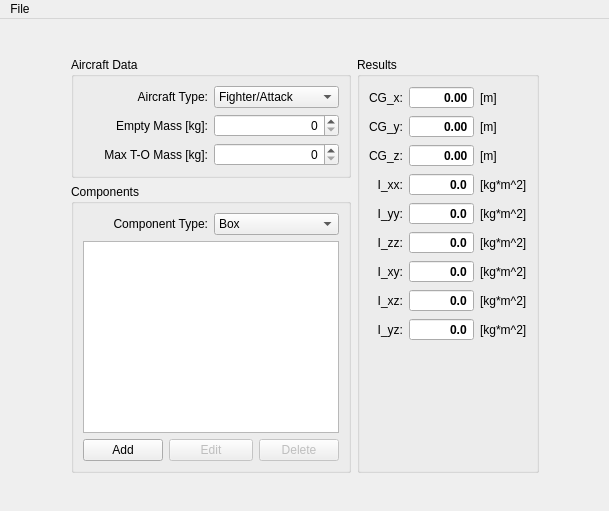
Qt form mscsim-mass/src/gui/MainWindow.ui (marek-cel/mscsim-tools) before a commit.
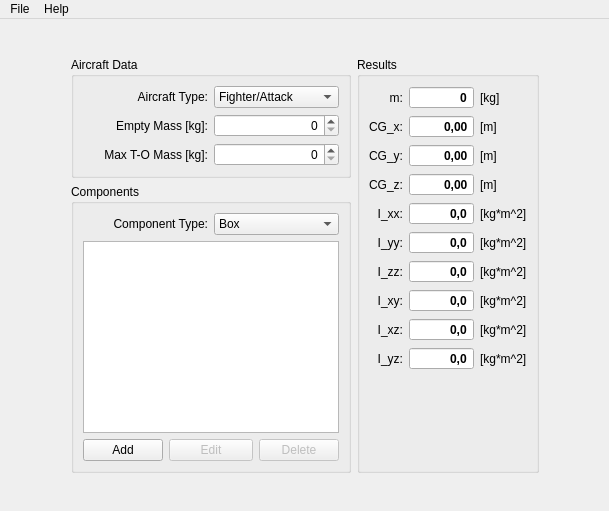
The same form after that commit.

What changed in the file:
```diff
--- a/mscsim-mass/src/gui/MainWindow.ui
+++ b/mscsim-mass/src/gui/MainWindow.ui
@@ -14,7 +14,7 @@
    <string>MScSim-Mass</string>
   </property>
   <property name="locale">
-   <locale language="English" country="UnitedStates"/>
+   <locale language="Polish" country="Poland"/>
   </property>
   <property name="dockOptions">
    <set>QMainWindow::AllowNestedDocks|QMainWindow::AllowTabbedDocks|QMainWindow::AnimatedDocks</set>
@@ -180,6 +180,11 @@
               <string>Fuselage</string>
              </property>
             </item>
+            <item>
+             <property name="text">
+              <string>Wing</string>
+             </property>
+            </item>
            </widget>
           </item>
           <item row="1" column="0" colspan="4">
@@ -221,18 +226,8 @@
           <string>Results</string>
          </property>
          <layout class="QGridLayout" name="gridLayout_4">
-          <item row="0" column="0">
-           <widget class="QLabel" name="label_CG_X">
-            <property name="text">
-             <string>CG_x:</string>
-            </property>
-            <property name="alignment">
-             <set>Qt::AlignRight|Qt::AlignTrailing|Qt::AlignVCenter</set>
-            </property>
-           </widget>
-          </item>
-          <item row="0" column="1">
-           <widget class="QDoubleSpinBox" name="spinBox_CG_X">
+          <item row="4" column="1">
+           <widget class="QDoubleSpinBox" name="spinBox_I_XX">
             <property name="font">
              <font>
               <weight>75</weight>
@@ -251,22 +246,18 @@
             <property name="buttonSymbols">
              <enum>QAbstractSpinBox::NoButtons</enum>
             </property>
+            <property name="decimals">
+             <number>1</number>
+            </property>
             <property name="minimum">
-             <double>-99.989999999999995</double>
+             <double>0.000000000000000</double>
             </property>
-           </widget>
-          </item>
-          <item row="0" column="2">
-           <widget class="QLabel" name="labelUnit_CG_X">
-            <property name="text">
-             <string>[m]</string>
+            <property name="maximum">
+             <double>1000000.000000000000000</double>
             </property>
-            <property name="alignment">
-             <set>Qt::AlignLeading|Qt::AlignLeft|Qt::AlignVCenter</set>
-            </property>
            </widget>
           </item>
-          <item row="1" column="0">
+          <item row="2" column="0">
            <widget class="QLabel" name="label_CG_Y">
             <property name="text">
              <string>CG_y:</string>
@@ -276,7 +267,89 @@
             </property>
            </widget>
           </item>
-          <item row="1" column="1">
+          <item row="9" column="0">
+           <widget class="QLabel" name="label_I_YZ">
+            <property name="text">
+             <string>I_yz:</string>
+            </property>
+            <property name="alignment">
+             <set>Qt::AlignRight|Qt::AlignTrailing|Qt::AlignVCenter</set>
+            </property>
+           </widget>
+          </item>
+          <item row="4" column="0">
+           <widget class="QLabel" name="label_I_XX">
+            <property name="text">
+             <string>I_xx:</string>
+            </property>
+            <property name="alignment">
+             <set>Qt::AlignRight|Qt::AlignTrailing|Qt::AlignVCenter</set>
+            </property>
+           </widget>
+          </item>
+          <item row="8" column="1">
+           <widget class="QDoubleSpinBox" name="spinBox_I_XZ">
+            <property name="font">
+             <font>
+              <weight>75</weight>
+              <bold>true</bold>
+             </font>
+            </property>
+            <property name="focusPolicy">
+             <enum>Qt::NoFocus</enum>
+            </property>
+            <property name="alignment">
+             <set>Qt::AlignRight|Qt::AlignTrailing|Qt::AlignVCenter</set>
+            </property>
+            <property name="readOnly">
+             <bool>true</bool>
+            </property>
+            <property name="buttonSymbols">
+             <enum>QAbstractSpinBox::NoButtons</enum>
+            </property>
+            <property name="decimals">
+             <number>1</number>
+            </property>
+            <property name="minimum">
+             <double>-1000000.000000000000000</double>
+            </property>
+            <property name="maximum">
+             <double>1000000.000000000000000</double>
+            </property>
+           </widget>
+          </item>
+          <item row="9" column="1">
+           <widget class="QDoubleSpinBox" name="spinBox_I_YZ">
+            <property name="font">
+             <font>
+              <weight>75</weight>
+              <bold>true</bold>
+             </font>
+            </property>
+            <property name="focusPolicy">
+             <enum>Qt::NoFocus</enum>
+            </property>
+            <property name="alignment">
+             <set>Qt::AlignRight|Qt::AlignTrailing|Qt::AlignVCenter</set>
+            </property>
+            <property name="readOnly">
+             <bool>true</bool>
+            </property>
+            <property name="buttonSymbols">
+             <enum>QAbstractSpinBox::NoButtons</enum>
+            </property>
+            <property name="decimals">
+             <number>1</number>
+            </property>
+            <property name="minimum">
+             <double>-1000000.000000000000000</double>
+            </property>
+            <property name="maximum">
+             <double>1000000.000000000000000</double>
+            </property>
+           </widget>
+          </item>
+          <item row="2" column="1">
            <widget class="QDoubleSpinBox" name="spinBox_CG_Y">
             <property name="font">
              <font>
@@ -301,8 +374,69 @@
             </property>
            </widget>
           </item>
+          <item row="7" column="0">
+           <widget class="QLabel" name="label_I_XY">
+            <property name="text">
+             <string>I_xy:</string>
+            </property>
+            <property name="alignment">
+             <set>Qt::AlignRight|Qt::AlignTrailing|Qt::AlignVCenter</set>
+            </property>
+           </widget>
+          </item>
+          <item row="8" column="0">
+           <widget class="QLabel" name="label_I_XZ">
+            <property name="text">
+             <string>I_xz:</string>
+            </property>
+            <property name="alignment">
+             <set>Qt::AlignRight|Qt::AlignTrailing|Qt::AlignVCenter</set>
+            </property>
+           </widget>
+          </item>
+          <item row="7" column="1">
+           <widget class="QDoubleSpinBox" name="spinBox_I_XY">
+            <property name="font">
+             <font>
+              <weight>75</weight>
+              <bold>true</bold>
+             </font>
+            </property>
+            <property name="focusPolicy">
+             <enum>Qt::NoFocus</enum>
+            </property>
+            <property name="alignment">
+             <set>Qt::AlignRight|Qt::AlignTrailing|Qt::AlignVCenter</set>
+            </property>
+            <property name="readOnly">
+             <bool>true</bool>
+            </property>
+            <property name="buttonSymbols">
+             <enum>QAbstractSpinBox::NoButtons</enum>
+            </property>
+            <property name="decimals">
+             <number>1</number>
+            </property>
+            <property name="minimum">
+             <double>-1000000.000000000000000</double>
+            </property>
+            <property name="maximum">
+             <double>1000000.000000000000000</double>
+            </property>
+           </widget>
+          </item>
+          <item row="1" column="0">
+           <widget class="QLabel" name="label_CG_X">
+            <property name="text">
+             <string>CG_x:</string>
+            </property>
+            <property name="alignment">
+             <set>Qt::AlignRight|Qt::AlignTrailing|Qt::AlignVCenter</set>
+            </property>
+           </widget>
+          </item>
           <item row="1" column="2">
-           <widget class="QLabel" name="labelUnit_CG_Y">
+           <widget class="QLabel" name="labelUnit_CG_X">
             <property name="text">
              <string>[m]</string>
             </property>
@@ -311,7 +445,7 @@
             </property>
            </widget>
           </item>
-          <item row="2" column="0">
+          <item row="3" column="0">
            <widget class="QLabel" name="label_CG_Z">
             <property name="text">
              <string>CG_z:</string>
@@ -321,33 +455,18 @@
             </property>
            </widget>
           </item>
-          <item row="2" column="1">
-           <widget class="QDoubleSpinBox" name="spinBox_CG_Z">
-            <property name="font">
-             <font>
-              <weight>75</weight>
-              <bold>true</bold>
-             </font>
-            </property>
-            <property name="focusPolicy">
-             <enum>Qt::NoFocus</enum>
+          <item row="8" column="2">
+           <widget class="QLabel" name="labelUnit_I_XZ">
+            <property name="text">
+             <string>[kg*m^2]</string>
             </property>
             <property name="alignment">
-             <set>Qt::AlignRight|Qt::AlignTrailing|Qt::AlignVCenter</set>
-            </property>
-            <property name="readOnly">
-             <bool>true</bool>
-            </property>
-            <property name="buttonSymbols">
-             <enum>QAbstractSpinBox::NoButtons</enum>
-            </property>
-            <property name="minimum">
-             <double>-99.989999999999995</double>
+             <set>Qt::AlignLeading|Qt::AlignLeft|Qt::AlignVCenter</set>
             </property>
            </widget>
           </item>
           <item row="2" column="2">
-           <widget class="QLabel" name="labelUnit_CG_Z">
+           <widget class="QLabel" name="labelUnit_CG_Y">
             <property name="text">
              <string>[m]</string>
             </property>
@@ -356,18 +475,8 @@
             </property>
            </widget>
           </item>
-          <item row="3" column="0">
-           <widget class="QLabel" name="label_I_XX">
-            <property name="text">
-             <string>I_xx:</string>
-            </property>
-            <property name="alignment">
-             <set>Qt::AlignRight|Qt::AlignTrailing|Qt::AlignVCenter</set>
-            </property>
-           </widget>
-          </item>
-          <item row="3" column="1">
-           <widget class="QDoubleSpinBox" name="spinBox_I_XX">
+          <item row="6" column="1">
+           <widget class="QDoubleSpinBox" name="spinBox_I_ZZ">
             <property name="font">
              <font>
               <weight>75</weight>
@@ -398,27 +507,17 @@
            </widget>
           </item>
           <item row="3" column="2">
-           <widget class="QLabel" name="labelUnit_I_XX">
+           <widget class="QLabel" name="labelUnit_CG_Z">
             <property name="text">
-             <string>[kg*m^2]</string>
+             <string>[m]</string>
             </property>
             <property name="alignment">
              <set>Qt::AlignLeading|Qt::AlignLeft|Qt::AlignVCenter</set>
             </property>
            </widget>
           </item>
-          <item row="4" column="0">
-           <widget class="QLabel" name="label_I_YY">
-            <property name="text">
-             <string>I_yy:</string>
-            </property>
-            <property name="alignment">
-             <set>Qt::AlignRight|Qt::AlignTrailing|Qt::AlignVCenter</set>
-            </property>
-           </widget>
-          </item>
-          <item row="4" column="1">
-           <widget class="QDoubleSpinBox" name="spinBox_I_YY">
+          <item row="1" column="1">
+           <widget class="QDoubleSpinBox" name="spinBox_CG_X">
             <property name="font">
              <font>
               <weight>75</weight>
@@ -437,18 +536,12 @@
             <property name="buttonSymbols">
              <enum>QAbstractSpinBox::NoButtons</enum>
             </property>
-            <property name="decimals">
-             <number>1</number>
-            </property>
             <property name="minimum">
-             <double>0.000000000000000</double>
-            </property>
-            <property name="maximum">
-             <double>1000000.000000000000000</double>
+             <double>-99.989999999999995</double>
             </property>
            </widget>
           </item>
-          <item row="4" column="2">
+          <item row="5" column="2">
            <widget class="QLabel" name="labelUnit_I_YY">
             <property name="text">
              <string>[kg*m^2]</string>
@@ -459,99 +552,17 @@
            </widget>
           </item>
           <item row="5" column="0">
-           <widget class="QLabel" name="label_I_ZZ">
+           <widget class="QLabel" name="label_I_YY">
             <property name="text">
-             <string>I_zz:</string>
+             <string>I_yy:</string>
             </property>
             <property name="alignment">
              <set>Qt::AlignRight|Qt::AlignTrailing|Qt::AlignVCenter</set>
             </property>
            </widget>
           </item>
-          <item row="5" column="1">
-           <widget class="QDoubleSpinBox" name="spinBox_I_ZZ">
-            <property name="font">
-             <font>
-              <weight>75</weight>
-              <bold>true</bold>
-             </font>
-            </property>
-            <property name="focusPolicy">
-             <enum>Qt::NoFocus</enum>
-            </property>
-            <property name="alignment">
-             <set>Qt::AlignRight|Qt::AlignTrailing|Qt::AlignVCenter</set>
-            </property>
-            <property name="readOnly">
-             <bool>true</bool>
-            </property>
-            <property name="buttonSymbols">
-             <enum>QAbstractSpinBox::NoButtons</enum>
-            </property>
-            <property name="decimals">
-             <number>1</number>
-            </property>
-            <property name="minimum">
-             <double>0.000000000000000</double>
-            </property>
-            <property name="maximum">
-             <double>1000000.000000000000000</double>
-            </property>
-           </widget>
-          </item>
-          <item row="5" column="2">
-           <widget class="QLabel" name="labelUnit_I_ZZ">
-            <property name="text">
-             <string>[kg*m^2]</string>
-            </property>
-            <property name="alignment">
-             <set>Qt::AlignLeading|Qt::AlignLeft|Qt::AlignVCenter</set>
-            </property>
-           </widget>
-          </item>
-          <item row="6" column="0">
-           <widget class="QLabel" name="label_I_XY">
-            <property name="text">
-             <string>I_xy:</string>
-            </property>
-            <property name="alignment">
-             <set>Qt::AlignRight|Qt::AlignTrailing|Qt::AlignVCenter</set>
-            </property>
-           </widget>
-          </item>
-          <item row="6" column="1">
-           <widget class="QDoubleSpinBox" name="spinBox_I_XY">
-            <property name="font">
-             <font>
-              <weight>75</weight>
-              <bold>true</bold>
-             </font>
-            </property>
-            <property name="focusPolicy">
-             <enum>Qt::NoFocus</enum>
-            </property>
-            <property name="alignment">
-             <set>Qt::AlignRight|Qt::AlignTrailing|Qt::AlignVCenter</set>
-            </property>
-            <property name="readOnly">
-             <bool>true</bool>
-            </property>
-            <property name="buttonSymbols">
-             <enum>QAbstractSpinBox::NoButtons</enum>
-            </property>
-            <property name="decimals">
-             <number>1</number>
-            </property>
-            <property name="minimum">
-             <double>-1000000.000000000000000</double>
-            </property>
-            <property name="maximum">
-             <double>1000000.000000000000000</double>
-            </property>
-           </widget>
-          </item>
           <item row="6" column="2">
-           <widget class="QLabel" name="labelUnit_I_XY">
+           <widget class="QLabel" name="labelUnit_I_ZZ">
             <property name="text">
              <string>[kg*m^2]</string>
             </property>
@@ -560,109 +571,7 @@
             </property>
            </widget>
           </item>
-          <item row="7" column="0">
-           <widget class="QLabel" name="label_I_XZ">
-            <property name="text">
-             <string>I_xz:</string>
-            </property>
-            <property name="alignment">
-             <set>Qt::AlignRight|Qt::AlignTrailing|Qt::AlignVCenter</set>
-            </property>
-           </widget>
-          </item>
-          <item row="7" column="1">
-           <widget class="QDoubleSpinBox" name="spinBox_I_XZ">
-            <property name="font">
-             <font>
-              <weight>75</weight>
-              <bold>true</bold>
-             </font>
-            </property>
-            <property name="focusPolicy">
-             <enum>Qt::NoFocus</enum>
-            </property>
-            <property name="alignment">
-             <set>Qt::AlignRight|Qt::AlignTrailing|Qt::AlignVCenter</set>
-            </property>
-            <property name="readOnly">
-             <bool>true</bool>
-            </property>
-            <property name="buttonSymbols">
-             <enum>QAbstractSpinBox::NoButtons</enum>
-            </property>
-            <property name="decimals">
-             <number>1</number>
-            </property>
-            <property name="minimum">
-             <double>-1000000.000000000000000</double>
-            </property>
-            <property name="maximum">
-             <double>1000000.000000000000000</double>
-            </property>
-           </widget>
-          </item>
-          <item row="7" column="2">
-           <widget class="QLabel" name="labelUnit_I_XZ">
-            <property name="text">
-             <string>[kg*m^2]</string>
-            </property>
-            <property name="alignment">
-             <set>Qt::AlignLeading|Qt::AlignLeft|Qt::AlignVCenter</set>
-            </property>
-           </widget>
-          </item>
-          <item row="8" column="0">
-           <widget class="QLabel" name="label_I_YZ">
-            <property name="text">
-             <string>I_yz:</string>
-            </property>
-            <property name="alignment">
-             <set>Qt::AlignRight|Qt::AlignTrailing|Qt::AlignVCenter</set>
-            </property>
-           </widget>
-          </item>
-          <item row="8" column="1">
-           <widget class="QDoubleSpinBox" name="spinBox_I_YZ">
-            <property name="font">
-             <font>
-              <weight>75</weight>
-              <bold>true</bold>
-             </font>
-            </property>
-            <property name="focusPolicy">
-             <enum>Qt::NoFocus</enum>
-            </property>
-            <property name="alignment">
-             <set>Qt::AlignRight|Qt::AlignTrailing|Qt::AlignVCenter</set>
-            </property>
-            <property name="readOnly">
-             <bool>true</bool>
-            </property>
-            <property name="buttonSymbols">
-             <enum>QAbstractSpinBox::NoButtons</enum>
-            </property>
-            <property name="decimals">
-             <number>1</number>
-            </property>
-            <property name="minimum">
-             <double>-1000000.000000000000000</double>
-            </property>
-            <property name="maximum">
-             <double>1000000.000000000000000</double>
-            </property>
-           </widget>
-          </item>
-          <item row="8" column="2">
-           <widget class="QLabel" name="labelUnit_I_YZ">
-            <property name="text">
-             <string>[kg*m^2]</string>
-            </property>
-            <property name="alignment">
-             <set>Qt::AlignLeading|Qt::AlignLeft|Qt::AlignVCenter</set>
-            </property>
-           </widget>
-          </item>
-          <item row="9" column="1">
+          <item row="10" column="1">
            <spacer name="verticalSpacer_Results">
             <property name="orientation">
              <enum>Qt::Vertical</enum>
@@ -675,6 +584,147 @@
             </property>
            </spacer>
           </item>
+          <item row="6" column="0">
+           <widget class="QLabel" name="label_I_ZZ">
+            <property name="text">
+             <string>I_zz:</string>
+            </property>
+            <property name="alignment">
+             <set>Qt::AlignRight|Qt::AlignTrailing|Qt::AlignVCenter</set>
+            </property>
+           </widget>
+          </item>
+          <item row="7" column="2">
+           <widget class="QLabel" name="labelUnit_I_XY">
+            <property name="text">
+             <string>[kg*m^2]</string>
+            </property>
+            <property name="alignment">
+             <set>Qt::AlignLeading|Qt::AlignLeft|Qt::AlignVCenter</set>
+            </property>
+           </widget>
+          </item>
+          <item row="3" column="1">
+           <widget class="QDoubleSpinBox" name="spinBox_CG_Z">
+            <property name="font">
+             <font>
+              <weight>75</weight>
+              <bold>true</bold>
+             </font>
+            </property>
+            <property name="focusPolicy">
+             <enum>Qt::NoFocus</enum>
+            </property>
+            <property name="alignment">
+             <set>Qt::AlignRight|Qt::AlignTrailing|Qt::AlignVCenter</set>
+            </property>
+            <property name="readOnly">
+             <bool>true</bool>
+            </property>
+            <property name="buttonSymbols">
+             <enum>QAbstractSpinBox::NoButtons</enum>
+            </property>
+            <property name="minimum">
+             <double>-99.989999999999995</double>
+            </property>
+           </widget>
+          </item>
+          <item row="9" column="2">
+           <widget class="QLabel" name="labelUnit_I_YZ">
+            <property name="text">
+             <string>[kg*m^2]</string>
+            </property>
+            <property name="alignment">
+             <set>Qt::AlignLeading|Qt::AlignLeft|Qt::AlignVCenter</set>
+            </property>
+           </widget>
+          </item>
+          <item row="5" column="1">
+           <widget class="QDoubleSpinBox" name="spinBox_I_YY">
+            <property name="font">
+             <font>
+              <weight>75</weight>
+              <bold>true</bold>
+             </font>
+            </property>
+            <property name="focusPolicy">
+             <enum>Qt::NoFocus</enum>
+            </property>
+            <property name="alignment">
+             <set>Qt::AlignRight|Qt::AlignTrailing|Qt::AlignVCenter</set>
+            </property>
+            <property name="readOnly">
+             <bool>true</bool>
+            </property>
+            <property name="buttonSymbols">
+             <enum>QAbstractSpinBox::NoButtons</enum>
+            </property>
+            <property name="decimals">
+             <number>1</number>
+            </property>
+            <property name="minimum">
+             <double>0.000000000000000</double>
+            </property>
+            <property name="maximum">
+             <double>1000000.000000000000000</double>
+            </property>
+           </widget>
+          </item>
+          <item row="4" column="2">
+           <widget class="QLabel" name="labelUnit_I_XX">
+            <property name="text">
+             <string>[kg*m^2]</string>
+            </property>
+            <property name="alignment">
+             <set>Qt::AlignLeading|Qt::AlignLeft|Qt::AlignVCenter</set>
+            </property>
+           </widget>
+          </item>
+          <item row="0" column="1">
+           <widget class="QDoubleSpinBox" name="spinBox_M">
+            <property name="font">
+             <font>
+              <weight>75</weight>
+              <bold>true</bold>
+             </font>
+            </property>
+            <property name="focusPolicy">
+             <enum>Qt::NoFocus</enum>
+            </property>
+            <property name="alignment">
+             <set>Qt::AlignRight|Qt::AlignTrailing|Qt::AlignVCenter</set>
+            </property>
+            <property name="readOnly">
+             <bool>true</bool>
+            </property>
+            <property name="buttonSymbols">
+             <enum>QAbstractSpinBox::NoButtons</enum>
+            </property>
+            <property name="decimals">
+             <number>0</number>
+            </property>
+            <property name="maximum">
+             <double>9999999.000000000000000</double>
+            </property>
+           </widget>
+          </item>
+          <item row="0" column="0">
+           <widget class="QLabel" name="label_M">
+            <property name="text">
+             <string>m:</string>
+            </property>
+            <property name="alignment">
+             <set>Qt::AlignRight|Qt::AlignTrailing|Qt::AlignVCenter</set>
+            </property>
+           </widget>
+          </item>
+          <item row="0" column="2">
+           <widget class="QLabel" name="label_Unit_M">
+            <property name="text">
+             <string>[kg]</string>
+            </property>
+           </widget>
+          </item>
          </layout>
         </widget>
        </item>
@@ -737,7 +787,14 @@
     <addaction name="separator"/>
     <addaction name="actionExit"/>
    </widget>
+   <widget class="QMenu" name="menuHelp">
+    <property name="title">
+     <string>Help</string>
+    </property>
+    <addaction name="actionAbout"/>
+   </widget>
    <addaction name="menuFile"/>
+   <addaction name="menuHelp"/>
   </widget>
   <action name="actionNew">
    <property name="text">
@@ -779,6 +836,11 @@
     <string>aaa</string>
    </property>
   </action>
+  <action name="actionAbout">
+   <property name="text">
+    <string>About</string>
+   </property>
+  </action>
  </widget>
  <tabstops>
   <tabstop>comboBoxType</tabstop>
```
